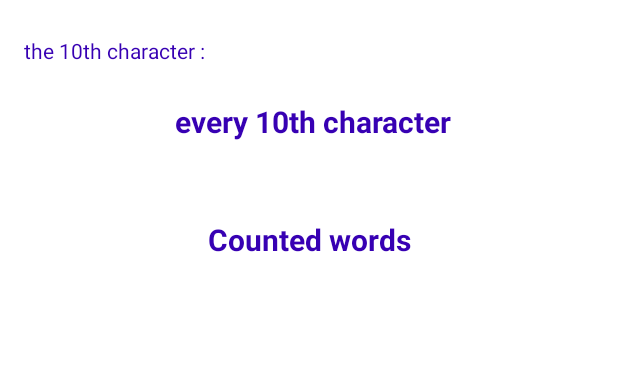
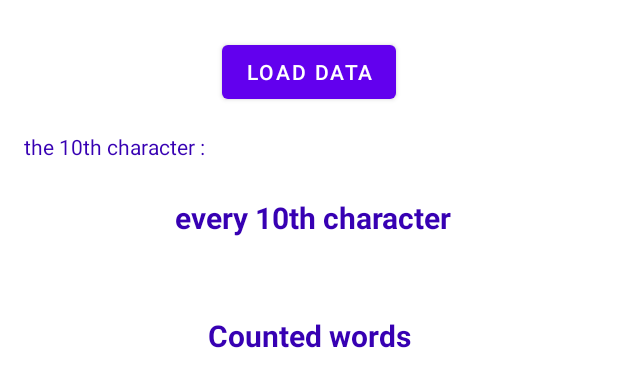
Before and after one commit to shenawynkov/TrueCallerTest, an Android app: the layout activity_main.xml on its own in the app's theme, with its tools: preview values and no code run, on a phone screen of 412 x 824 dp. Shown: the top 387 px of the screen. Run offline under Robolectric (Android 15) with nearby library versions, the phone set to English and light mode, and no system bars.

```diff
--- a/app/src/main/java/com/shenawynkov/truecallertest/ui/HomeViewModel.kt
+++ b/app/src/main/java/com/shenawynkov/truecallertest/ui/HomeViewModel.kt
@@ -1,5 +1,6 @@
 package com.shenawynkov.truecallertest.ui
 
+import android.view.View
 import androidx.lifecycle.MutableLiveData
 import androidx.lifecycle.ViewModel
 import androidx.lifecycle.viewModelScope
@@ -24,7 +25,8 @@ class HomeViewModel @Inject constructor(
     val everyChar = MutableLiveData<String>()
     val countedWords = MutableLiveData<String>()
 
-    init {
+    fun getContent()
+    {
         get10thChar()
         getEvery10thChar()
         getWordsCounted()
--- a/app/src/main/res/layout/activity_main.xml
+++ b/app/src/main/res/layout/activity_main.xml
@@ -17,16 +17,27 @@
     android:layout_height="match_parent"
     tools:context=".ui.HomeActivity">
 
+    <Button
+        android:id="@+id/button"
+        android:layout_width="wrap_content"
+        android:layout_height="wrap_content"
+        android:layout_marginTop="24dp"
+        android:onClick="@{() -> viewmodel.getContent()}"
+        android:text="@string/load_data"
+        app:layout_constraintEnd_toEndOf="parent"
+        app:layout_constraintStart_toStartOf="parent"
+        app:layout_constraintTop_toTopOf="parent" />
+
     <TextView
         android:id="@+id/textView"
         android:layout_width="wrap_content"
         android:layout_height="wrap_content"
         android:layout_marginStart="16dp"
-        android:layout_marginTop="24dp"
+        android:layout_marginTop="16dp"
         android:text="@string/the_10th_char"
         android:textColor="@color/purple_700"
         app:layout_constraintStart_toStartOf="parent"
-        app:layout_constraintTop_toTopOf="parent" />
+        app:layout_constraintTop_toBottomOf="@+id/button" />
 
     <TextView
         android:id="@+id/textView3"
--- a/app/src/main/res/values/strings.xml
+++ b/app/src/main/res/values/strings.xml
@@ -3,4 +3,5 @@
     <string name="the_10th_char">"the 10th character : "</string>
     <string name="every10th_char">"every 10th character "</string>
     <string name="counted_words">Counted words</string>
+    <string name="load_data">Load data</string>
 </resources>
```
